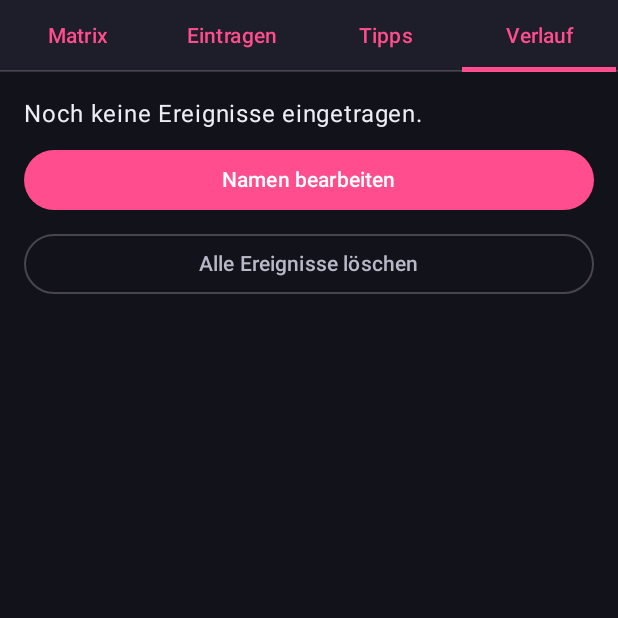
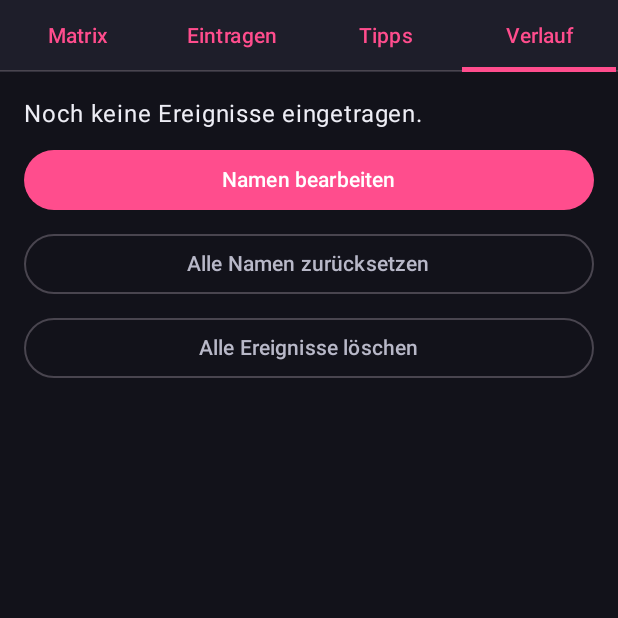
Before and after one commit to dremsky84/Project1, an Android app built with Jetpack Compose: the composable MainScreen shown on its own in the app's theme, tab 4 chosen, on a phone screen of 412 x 824 dp, the top half of it. Run offline under Robolectric (Android 15) with nearby library versions, the phone set to English and light mode, and no system bars.

Commit message:
Add reset/clear for all names
Co-Authored-By: Claude Sonnet 5.5 <noreply@anthropic.com>
Claude-Session: https://claude.ai/code/session_0136NsyR54EapXXDdzBLVTdp

```diff
--- a/aytomatcher/app/src/main/kotlin/de/aytomatcher/app/HistoryTab.kt
+++ b/aytomatcher/app/src/main/kotlin/de/aytomatcher/app/HistoryTab.kt
@@ -27,6 +27,7 @@ import de.aytomatcher.core.Night
 @Composable
 fun HistoryTab(vm: GameViewModel) {
     var confirmReset by remember { mutableStateOf(false) }
+    var confirmNames by remember { mutableStateOf(false) }
     Column(
         Modifier
             .fillMaxSize()
@@ -70,9 +71,26 @@ fun HistoryTab(vm: GameViewModel) {
             }
         }
         Button(onClick = { vm.editNames() }, modifier = Modifier.fillMaxWidth()) { Text("Namen bearbeiten") }
+        OutlinedButton(onClick = { confirmNames = true }, modifier = Modifier.fillMaxWidth()) {
+            Text("Alle Namen zurücksetzen")
+        }
         OutlinedButton(onClick = { confirmReset = true }, modifier = Modifier.fillMaxWidth()) {
             Text("Alle Ereignisse löschen")
         }
+    }
+    if (confirmNames) {
+        AlertDialog(
+            onDismissRequest = { confirmNames = false },
+            title = { Text("Alle Namen zurücksetzen?") },
+            text = { Text("Alle Namen werden wieder zu \"Frau 1\", \"Mann 1\" usw. Die Ereignisse bleiben erhalten.") },
+            confirmButton = {
+                TextButton(onClick = {
+                    vm.resetNames()
+                    confirmNames = false
+                }) { Text("Zurücksetzen") }
+            },
+            dismissButton = { TextButton(onClick = { confirmNames = false }) { Text("Abbrechen") } },
+        )
     }
     if (confirmReset) {
         AlertDialog(
```
Also changed, not shown: aytomatcher/app/src/main/kotlin/de/aytomatcher/app/GameViewModel.kt (+7 -0 lines), aytomatcher/app/src/main/kotlin/de/aytomatcher/app/SetupScreen.kt (+10 -0 lines).
